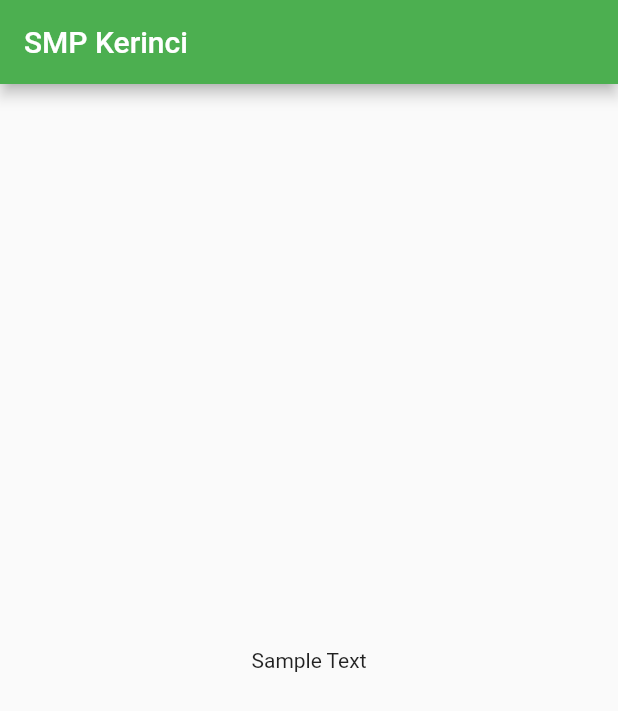
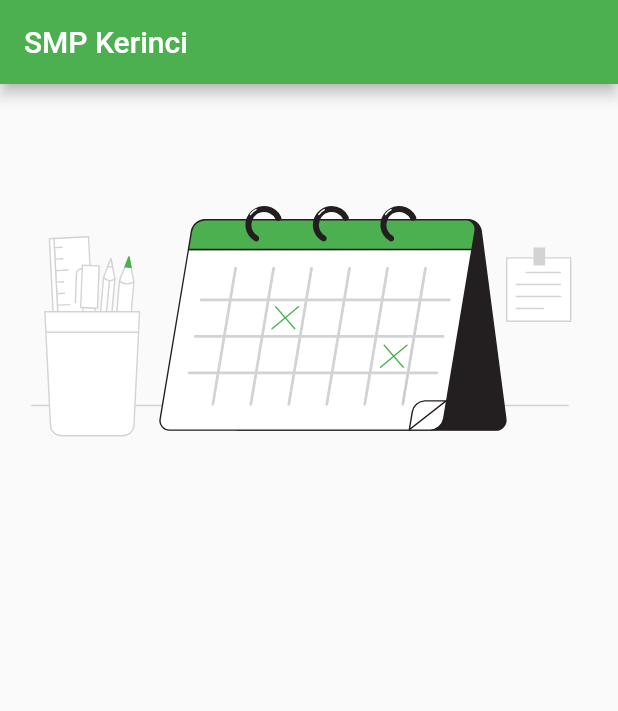
Before and after one commit to alfrirafles/smp_kerinci, a Flutter app: the screen it shows after launch, on a phone screen of 412 x 824 dp. Shown: the top 711 px of the screen. Run offline on Flutter 3.47's test engine with Material 2 defaults, Android fonts, the phone set to English and light mode, and no system bars; our stand-ins replace flutter_svg.

Commit message:
Implemented calendar image to landing page

```diff
--- a/lib/pages/landing_page.dart
+++ b/lib/pages/landing_page.dart
@@ -1,5 +1,6 @@
 import 'package:flutter/material.dart';
 import 'package:smp_kerinci/pages/templates/base_page.dart';
+import 'package:flutter_svg/flutter_svg.dart';
 
 class LandingPage extends StatelessWidget {
   const LandingPage({Key? key}) : super(key: key);
@@ -9,8 +10,20 @@ class LandingPage extends StatelessWidget {
     return BasePage(
       topNavTitle: 'SMP Kerinci',
       body: Container(
-        child: Center(
-          child: Text('Sample Text'),
+        child: Column(
+          crossAxisAlignment: CrossAxisAlignment.center,
+          children: [
+            Row(
+              children: [
+                Container(
+                  child: SvgPicture.asset(
+                    'assets/images/calendar_flatline.svg',
+                    semanticsLabel: 'Calendar Logo',
+                  ),
+                ),
+              ],
+            ),
+          ],
         ),
       ),
     );
```
